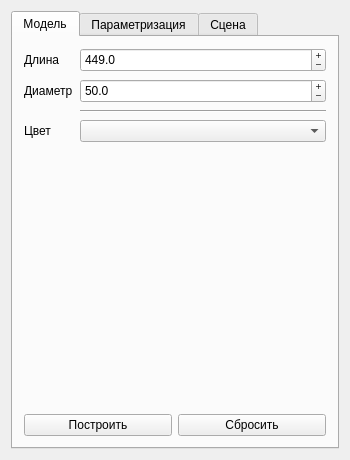
Above: Heat_Exchanger/Heat_Exchanger/ParamsWidget.ui from Spectraly/Heat_Exchanger before the change. Below: the same form after it.
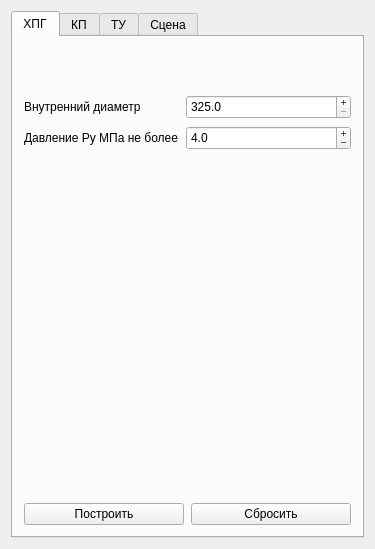
That is the form after the change.

Diff of the .ui file:
```diff
--- a/Heat_Exchanger/Heat_Exchanger/ParamsWidget.ui
+++ b/Heat_Exchanger/Heat_Exchanger/ParamsWidget.ui
@@ -6,8 +6,8 @@
    <rect>
     <x>0</x>
     <y>0</y>
-    <width>350</width>
-    <height>460</height>
+    <width>375</width>
+    <height>549</height>
    </rect>
   </property>
   <property name="windowTitle">
@@ -21,7 +21,7 @@
      </property>
      <widget class="QWidget" name="tab_model">
       <attribute name="title">
-       <string>Модель</string>
+       <string>ХПГ</string>
       </attribute>
       <layout class="QVBoxLayout" name="verticalLayout_2">
        <item>
@@ -32,6 +32,9 @@
          <property name="fieldGrowthPolicy">
           <enum>QFormLayout::AllNonFixedFieldsGrow</enum>
          </property>
+         <property name="rowWrapPolicy">
+          <enum>QFormLayout::DontWrapRows</enum>
+         </property>
          <property name="formAlignment">
           <set>Qt::AlignLeading|Qt::AlignLeft|Qt::AlignVCenter</set>
          </property>
@@ -50,7 +53,7 @@
             </sizepolicy>
            </property>
            <property name="text">
-            <string>Длина</string>
+            <string>Внутренний диаметр</string>
            </property>
           </widget>
          </item>
@@ -72,23 +75,23 @@
             <number>1</number>
            </property>
            <property name="minimum">
-            <double>155.000000000000000</double>
+            <double>325.000000000000000</double>
            </property>
            <property name="maximum">
-            <double>900.000000000000000</double>
+            <double>1200.000000000000000</double>
            </property>
            <property name="singleStep">
             <double>10.000000000000000</double>
            </property>
            <property name="value">
-            <double>449.000000000000000</double>
+            <double>325.000000000000000</double>
            </property>
           </widget>
          </item>
          <item row="1" column="0">
           <widget class="QLabel" name="label_2">
            <property name="text">
-            <string>Диаметр</string>
+            <string>Давление Py МПа не более</string>
            </property>
           </widget>
          </item>
@@ -107,37 +110,13 @@
             <number>1</number>
            </property>
            <property name="minimum">
-            <double>40.000000000000000</double>
+            <double>1.600000000000000</double>
            </property>
            <property name="maximum">
-            <double>70.000000000000000</double>
+            <double>6.300000000000000</double>
            </property>
            <property name="value">
-            <double>50.000000000000000</double>
-           </property>
-          </widget>
-         </item>
-         <item row="2" column="1">
-          <widget class="Line" name="line">
-           <property name="orientation">
-            <enum>Qt::Horizontal</enum>
-           </property>
-          </widget>
-         </item>
-         <item row="3" column="0">
-          <widget class="QLabel" name="label_7">
-           <property name="text">
-            <string>Цвет</string>
-           </property>
-          </widget>
-         </item>
-         <item row="3" column="1">
-          <widget class="QComboBox" name="comboBox_colorScheme">
-           <property name="currentIndex">
-            <number>-1</number>
-           </property>
-           <property name="maxCount">
-            <number>2</number>
+            <double>4.000000000000000</double>
            </property>
           </widget>
          </item>
@@ -149,18 +128,27 @@
           <enum>Qt::Vertical</enum>
          </property>
          <property name="sizeType">
-          <enum>QSizePolicy::Expanding</enum>
+          <enum>QSizePolicy::Fixed</enum>
          </property>
          <property name="sizeHint" stdset="0">
           <size>
            <width>20</width>
-           <height>40</height>
+           <height>300</height>
           </size>
          </property>
         </spacer>
        </item>
        <item>
         <layout class="QHBoxLayout" name="horizontalLayout">
+         <property name="spacing">
+          <number>7</number>
+         </property>
+         <property name="sizeConstraint">
+          <enum>QLayout::SetDefaultConstraint</enum>
+         </property>
+         <property name="topMargin">
+          <number>0</number>
+         </property>
          <item>
           <widget class="QPushButton" name="pushButton_build">
            <property name="text">
@@ -181,21 +169,13 @@
      </widget>
      <widget class="QWidget" name="tab">
       <attribute name="title">
-       <string>Параметризация</string>
+       <string>КП</string>
       </attribute>
-      <widget class="QPushButton" name="pushButton">
-       <property name="geometry">
-        <rect>
-         <x>10</x>
-         <y>20</y>
-         <width>93</width>
-         <height>28</height>
-        </rect>
-       </property>
-       <property name="text">
-        <string>PushButton</string>
-       </property>
-      </widget>
+     </widget>
+     <widget class="QWidget" name="tab_model_tu">
+      <attribute name="title">
+       <string>ТУ</string>
+      </attribute>
      </widget>
      <widget class="QWidget" name="tab_scene">
       <attribute name="title">
```
Left out of the diff: 8 changed lines with no effect on the pictures.
